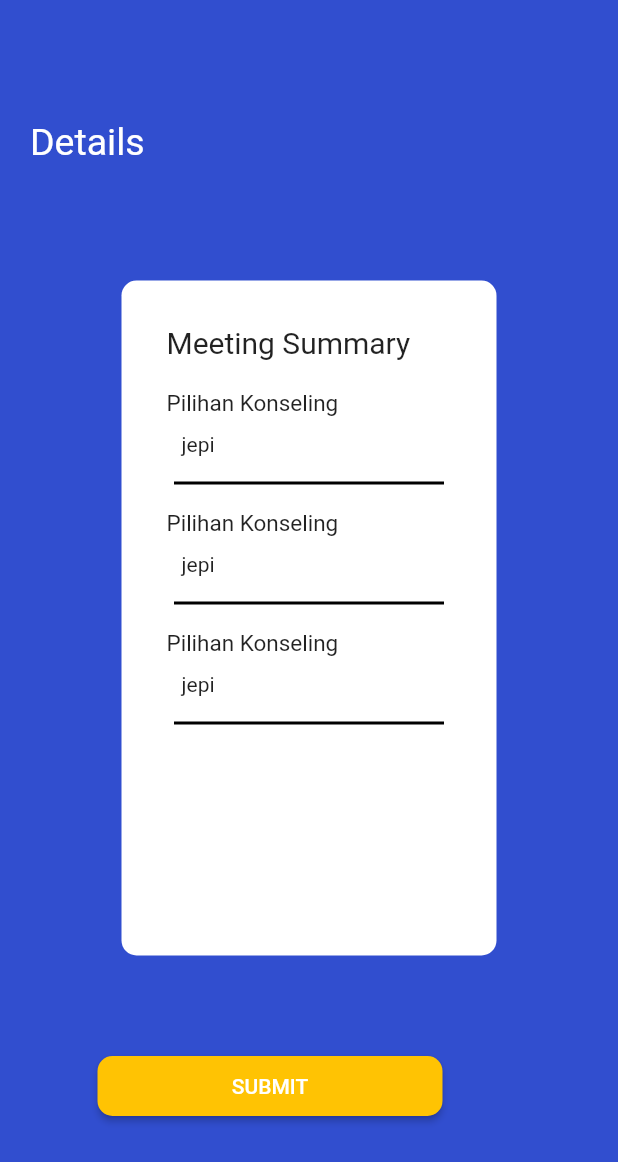
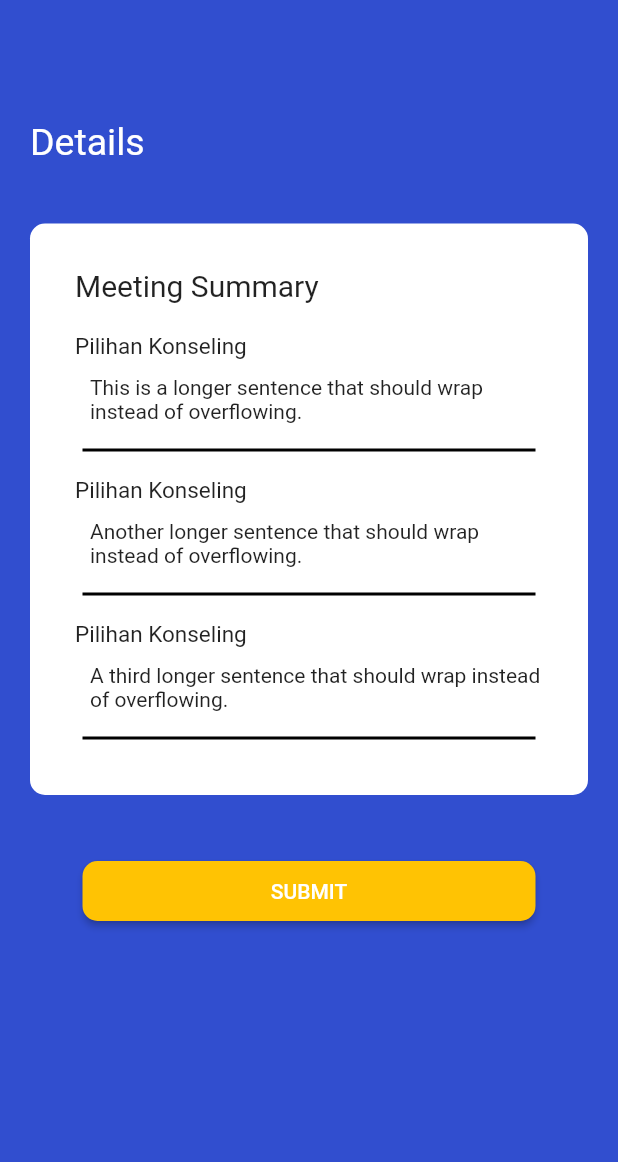
Before and after one commit to kadhisarei/BK-Flutter, a Flutter app: the screen it shows after launch, after a tap on "LOGIN", after a tap on "Go to Second Screen", on a phone screen of 412 x 824 dp. Shown: the top 1162 px of the screen. Run offline on Flutter 3.47's test engine with Material 2 defaults, Android fonts, the light colour scheme and no system bars; our stand-ins replace animated_splash_screen, lottie, page_transition; network calls fail.

Commit message:
responsive?

```diff
--- a/lib/detail.dart
+++ b/lib/detail.dart
@@ -1,6 +1,4 @@
 import 'package:flutter/material.dart';
-import 'package:flutter/src/widgets/framework.dart';
-import 'package:flutter/src/widgets/placeholder.dart';
 
 class DetailPage extends StatefulWidget {
   const DetailPage({super.key});
@@ -14,131 +12,140 @@ class _DetailPageState extends State<DetailPage> {
   Widget build(BuildContext context) {
     return Scaffold(
       backgroundColor: Color.fromARGB(255, 49, 78, 207),
-      body: Stack(
-        children: [
-          Positioned(
-            top: 80,
-            left: 20,
-            child: Text('Details',style: TextStyle(
-              color: Colors.white,
-              fontSize: 25,
-            ),),
-          ),
-          Center(
-            child: Container(
-              padding: EdgeInsets.all(30),
-
-              width: 250,
-              height: 450,
-              decoration: BoxDecoration(
-                borderRadius: BorderRadius.circular(10),
-                color: Colors.white
+      body: LayoutBuilder(
+        builder: (BuildContext context, BoxConstraints constraints) {
+          return SingleChildScrollView(
+            child: ConstrainedBox(
+              constraints: BoxConstraints(minHeight: constraints.maxHeight),
+              child: Padding(
+                padding: EdgeInsets.symmetric(
+                  horizontal: 20.0,
+                  vertical: 80.0,
                 ),
                 child: Column(
-                children: [
-                  Row(
                   crossAxisAlignment: CrossAxisAlignment.start,
                   children: [
-                      Text('Meeting Summary',style: TextStyle(fontSize: 20),),
-                    ],
+                    Text(
+                      'Details',
+                      style: TextStyle(
+                        color: Colors.white,
+                        fontSize: 25.0,
                       ),
-                  SizedBox(height: 20,),
-                  Row(
+                    ),
+                    SizedBox(height: 40.0),
+                    Container(
+                      padding: EdgeInsets.all(30.0),
+                      decoration: BoxDecoration(
+                        borderRadius: BorderRadius.circular(10.0),
+                        color: Colors.white,
+                      ),
+                      child: Column(
+                        crossAxisAlignment: CrossAxisAlignment.start,
                         children: [
-                      Text('Pilihan Konseling',style: TextStyle(fontSize: 15),)
-                    ],
+                          Text(
+                            'Meeting Summary',
+                            style: TextStyle(fontSize: 20.0),
                           ),
-                  SizedBox(height: 10,),
+                          SizedBox(height: 20.0),
+                          Column(
+                            crossAxisAlignment: CrossAxisAlignment.start,
+                            children: [
+                              Text('Pilihan Konseling', style: TextStyle(fontSize: 15.0)),
+                              SizedBox(height: 10.0),
                               SingleChildScrollView(
-                    child: Row(
+                                child: Wrap(
                                   children: [
                                     Padding(
-                          padding: EdgeInsets.fromLTRB(10, 0, 0, 0),
-                          child: Text('jepi'),
+                                      padding: EdgeInsets.fromLTRB(10.0, 0.0, 0.0, 0.0),
+                                      child: Text('This is a longer sentence that should wrap instead of overflowing.'),
                                     ),
                                   ],
                                 ),
                               ),
-                  SizedBox(height: 10,),
+                            ],
+                          ),
+                          SizedBox(height: 10.0),
                           Divider(
                             color: Colors.black,
-                thickness: 2,
-                indent: 5,
-                endIndent: 5,
+                            thickness: 2.0,
+                            indent: 5.0,
+                            endIndent: 5.0,
                           ),
-              SizedBox(height: 10,),
-              Row(
+                          SizedBox(height: 10.0),
+                          Column(
+                            crossAxisAlignment: CrossAxisAlignment.start,
                             children: [
-                      Text('Pilihan Konseling',style: TextStyle(fontSize: 15),)
-                    ],
-                  ),
-                  SizedBox(height: 10,),
+                              Text('Pilihan Konseling', style: TextStyle(fontSize: 15.0)),
+                              SizedBox(height: 10.0),
                               SingleChildScrollView(
-                    child: Row(
+                                child: Wrap(
                                   children: [
                                     Padding(
-                          padding: EdgeInsets.fromLTRB(10, 0, 0, 0),
-                          child: Text('jepi'),
+                                      padding: EdgeInsets.fromLTRB(10.0, 0.0, 0.0, 0.0),
+                                      child: Text('Another longer sentence that should wrap instead of overflowing.'),
                                     ),
                                   ],
                                 ),
                               ),
-                  SizedBox(height: 10,),
+                            ],
+                          ),
+                          SizedBox(height: 10.0),
                           Divider(
                             color: Colors.black,
-                thickness: 2,
-                indent: 5,
-                endIndent: 5,
+                            thickness: 2.0,
+                            indent: 5.0,
+                            endIndent: 5.0,
                           ),
-              SizedBox(height: 10,),
-              Row(
+                          SizedBox(height: 10.0),
+                          Column(
+                            crossAxisAlignment: CrossAxisAlignment.start,
                             children: [
-                      Text('Pilihan Konseling',style: TextStyle(fontSize: 15),)
-                    ],
-                  ),
-                  SizedBox(height: 10,),
+                              Text('Pilihan Konseling', style: TextStyle(fontSize: 15.0)),
+                              SizedBox(height: 10.0),
                               SingleChildScrollView(
-                    child: Row(
+                                child: Wrap(
                                   children: [
                                     Padding(
-                          padding: EdgeInsets.fromLTRB(10, 0, 0, 0),
-                          child: Text('jepi'),
+                                      padding: EdgeInsets.fromLTRB(10.0, 0.0, 0.0, 0.0),
+                                      child: Text('A third longer sentence that should wrap instead of overflowing.'),
                                     ),
                                   ],
                                 ),
                               ),
-                  SizedBox(height: 10,),
+                            ],
+                          ),
+                          SizedBox(height: 10.0),
                           Divider(
                             color: Colors.black,
-                thickness: 2,
-                indent: 5,
-                endIndent: 5,
+                            thickness: 2.0,
+                            indent: 5.0,
+                            endIndent: 5.0,
+                          ),
+                        ],
+                      ),
+                    ),
+                    SizedBox(height: 40.0),
+                    Container(
+                      width: double.infinity,
+                      padding: EdgeInsets.symmetric(horizontal: 35.0),
+                      child: ElevatedButton(
+                        onPressed: () {},
+                        style: ElevatedButton.styleFrom(
+                          minimumSize: Size.fromHeight(40.0),
+                          backgroundColor: Color.fromARGB(255, 255, 195, 3),
+                          shape: RoundedRectangleBorder(
+                            borderRadius: BorderRadius.circular(10.0),
+                          ),
+                        ),
+                        child: Text('SUBMIT'),
+                      ),
                     ),
                   ],
                 ),
               ),
             ),
-          Positioned(
-            bottom: 80,
-            left: 30,
-            child: Container(
-              width: 300,
-              height: 50,
-              padding: EdgeInsets.fromLTRB(35, 10, 35, 0),
-              child: Center(
-                child: ElevatedButton(
-                          onPressed: () {
+          );
         },
-                          style: ElevatedButton.styleFrom(
-                            minimumSize: Size.fromHeight(40),
-                              backgroundColor: Color.fromARGB(255, 255, 195, 3),
-                              shape: RoundedRectangleBorder(
-                                  borderRadius: BorderRadius.circular(10))),
-                          child: Text('SUBMIT')),
-              ),
-            ),
-          )
-        ],
       ),
     );
   }
--- a/lib/login.dart
+++ b/lib/login.dart
@@ -1,7 +1,5 @@
 import 'package:bk_flutter/home.dart';
 import 'package:flutter/material.dart';
-import 'package:flutter/src/widgets/framework.dart';
-import 'package:flutter/src/widgets/placeholder.dart';
 
 class LoginPage extends StatefulWidget {
   const LoginPage({super.key});
@@ -12,31 +10,41 @@ class LoginPage extends StatefulWidget {
 
 class _LoginPageState extends State<LoginPage> {
   final _formKey = GlobalKey<FormState>();
+
   @override
   Widget build(BuildContext context) {
     return Scaffold(
       backgroundColor: Color.fromARGB(255, 255, 255, 255),
-        body: Stack(
+      body: LayoutBuilder(
+        builder: (context, constraints) {
+          return SingleChildScrollView(
+            child: ConstrainedBox(
+              constraints: BoxConstraints(minHeight: constraints.maxHeight),
+              child: IntrinsicHeight(
+                child: Stack(
                   children: [
                     Positioned(
                       child: Container(
                         height: 350,
                         color: Color.fromARGB(255, 49, 78, 207),
-            )),
+                      ),
+                    ),
                     Positioned(
                       top: 80,
                       left: 20,
                       child: Image.asset(
                         'assets/images/Logo.png',
                         scale: 2,
-                )),
+                      ),
+                    ),
                     Positioned(
                       top: 110,
                       right: 20,
                       child: Image.asset(
-                  'assets/images/loginimage.png',
+                        'assets/images/Coffee.png',
                         height: 150,
-                )),
+                      ),
+                    ),
                     Positioned(
                       top: 210,
                       left: 20,
@@ -52,63 +60,77 @@ class _LoginPageState extends State<LoginPage> {
                             style: TextStyle(
                               color: Colors.white,
                               fontSize: 24,
-                          fontWeight: FontWeight.w100),
-                    )
+                              fontWeight: FontWeight.w100,
+                            ),
+                          ),
                         ],
-                )),
+                      ),
+                    ),
                     Form(
                       key: _formKey,
-                child: ListView(
+                      child: Container(
+                        padding: EdgeInsets.fromLTRB(35, 370, 35, 0),
+                        child: Column(
                           children: [
-                    SizedBox(
-                      height: 350,
-                    ),
-                    Container(
-                      padding: EdgeInsets.fromLTRB(35, 0, 35, 20),
-                      child: TextFormField(
+                            TextFormField(
                               style: TextStyle(fontSize: 10),
                               decoration: InputDecoration(
                                 border: OutlineInputBorder(
                                   borderSide:
                                       BorderSide(width: 3, color: Colors.black),
-                              borderRadius: BorderRadius.circular(15)),
+                                  borderRadius: BorderRadius.circular(15),
+                                ),
                                 hintText: 'Enter Your Email',
                                 labelText: 'Email',
                               ),
                             ),
-                    ),
-                    Container(
-                      padding: EdgeInsets.fromLTRB(35, 0, 35, 50),
-                      child: TextFormField(
+                            SizedBox(height: 20),
+                            TextFormField(
                               style: TextStyle(fontSize: 10),
                               decoration: InputDecoration(
                                 border: OutlineInputBorder(
                                   borderSide:
                                       BorderSide(width: 3, color: Colors.black),
-                              borderRadius: BorderRadius.circular(15)),
+                                  borderRadius: BorderRadius.circular(15),
+                                ),
                                 hintText: 'Enter Your Password',
                                 labelText: 'Password',
                               ),
                             ),
-                    ),
-                    Container(
-                      padding: EdgeInsets.fromLTRB(45, 0, 45, 0),
-                      child: ElevatedButton(
+                            SizedBox(height: 50),
+                            ElevatedButton(
                               onPressed: () {
-                            Navigator.pushReplacement(context,
+                                Navigator.pushReplacement(
+                                  context,
                                   MaterialPageRoute(builder: (context) {
                                     return HistoryPage();
-                            }));
+                                  }),
+                                );
                               },
                               style: ElevatedButton.styleFrom(
-                              backgroundColor: Color.fromARGB(255, 255, 195, 3),
+                                backgroundColor:
+                                    Color.fromARGB(255, 255, 195, 3),
                                 shape: RoundedRectangleBorder(
-                                  borderRadius: BorderRadius.circular(50))),
-                          child: Text('LOGIN')),
-                    )
+                                  borderRadius: BorderRadius.circular(50),
+                                ),
+                              ),
+                              child: Padding(
+                                padding: EdgeInsets.symmetric(
+                                    horizontal: 40, vertical: 15),
+                                child: Text('LOGIN'),
+                              ),
+                            ),
                           ],
-                ))
+                        ),
+                      ),
+                    ),
                   ],
-        ));
+                ),
+              ),
+            ),
+          );
+        },
+      ),
+    );
   }
 }
--- a/pubspec.yaml
+++ b/pubspec.yaml
@@ -64,7 +64,7 @@ flutter:
   assets:
 
     - assets/images/Logo.png
-    - assets/images/loginimage.png
+    - assets/images/Coffee.png
   #   - images/a_dot_ham.jpeg
 
 
```
Also changed, not shown: assets/images/Coffee.png (renamed from assets/images/loginimage.png). Lines whose indentation alone changed are shown as unchanged.
